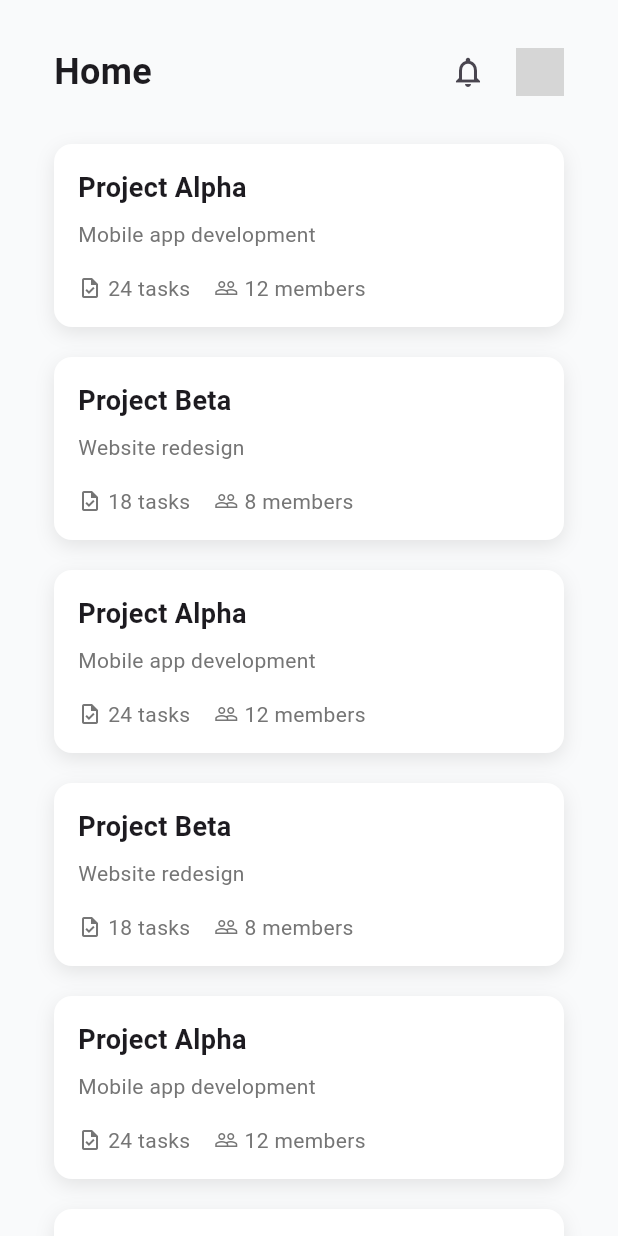
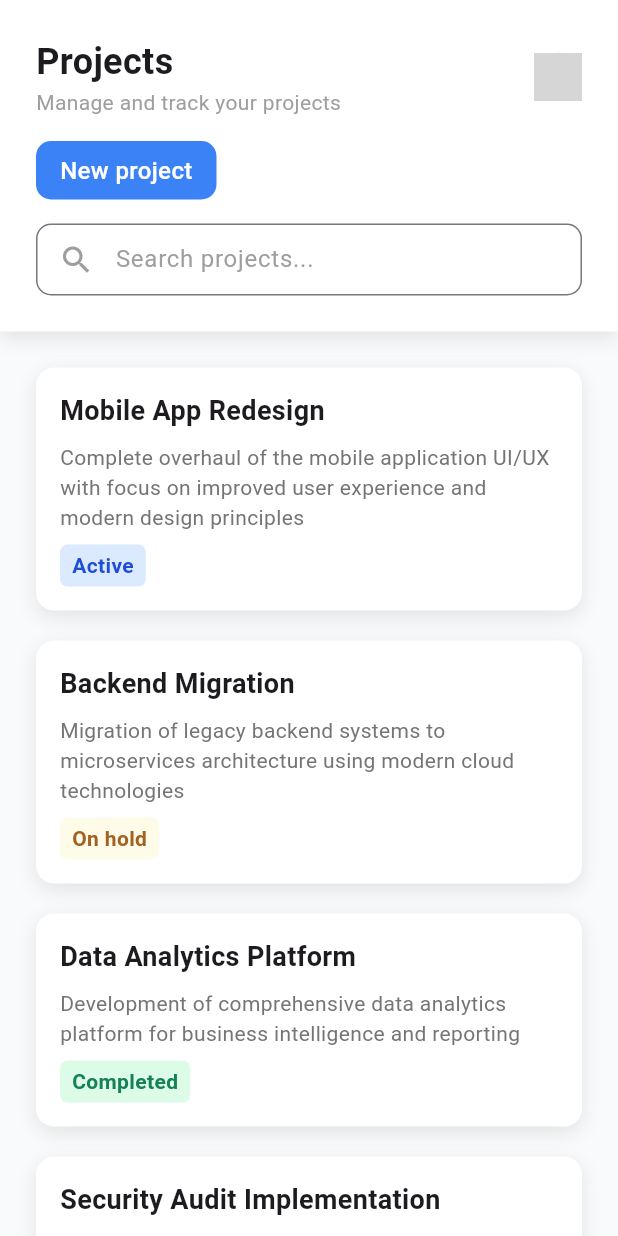
Before and after one commit to roman-liutyk/process-automation-app, a Flutter app: the screen it shows once a user with an empty profile is signed in, on a phone screen of 412 x 824 dp. Run offline on Flutter 3.47's test engine with Material 3 defaults, Android fonts, the light colour scheme and no system bars; our stand-ins replace firebase_auth, firebase_core, flutter_riverpod, freezed_annotation, go_router; missing offline and left inert: dart:html; accounts and stored records are empty; network calls fail; statements that could not run were skipped; grey boxes are pictures that could not be loaded.

Commit message:
refactor: rewrote project list view implementation

```diff
--- a/lib/common/router/router.dart
+++ b/lib/common/router/router.dart
@@ -2,7 +2,8 @@ import 'package:firebase_auth/firebase_auth.dart';
 import 'package:go_router/go_router.dart';
 import 'package:process_automation_app/features/auth/views/sign_in_view.dart';
 import 'package:process_automation_app/features/auth/views/sign_up_view.dart';
-import 'package:process_automation_app/features/home/views/home_view.dart';
+import 'package:process_automation_app/features/project/views/project_list_view.dart';
+import 'package:process_automation_app/features/task/views/task_board_view.dart';
 
 final GoRouter appRouter = GoRouter(
   debugLogDiagnostics: true,
@@ -37,8 +38,16 @@ final GoRouter appRouter = GoRouter(
     GoRoute(
       path: '/',
       pageBuilder: (context, state) => const NoTransitionPage(
-        child: HomeView(),
+        child: ProjectListView(),
       ),
+      routes: [
+        GoRoute(
+          path: ':uuid/tasks',
+          pageBuilder: (context, state) => const NoTransitionPage(
+            child: TaskBoardView(),
+          ),
+        ),
+      ],
     ),
   ],
 );
--- /dev/null
+++ b/lib/common/utils/enums/project_status_enum.dart
@@ -0,0 +1,84 @@
+import 'package:flutter/material.dart';
+
+enum ProjectStatusEnum {
+  active,
+  completed,
+  onHold,
+  cancelled;
+
+  factory ProjectStatusEnum.fromString(String status) {
+    switch (status) {
+      case 'ACTIVE':
+        return active;
+      case 'COMPLETED':
+        return completed;
+      case 'ON_HOLD':
+        return onHold;
+      case 'CANCELLED':
+        return cancelled;
+      default:
+        throw Exception('Provided project status does not exist.');
+    }
+  }
+
+  @override
+  String toString() {
+    switch (this) {
+      case active:
+        return 'ACTIVE';
+      case completed:
+        return 'COMPLETED';
+      case onHold:
+        return 'ON_HOLD';
+      case cancelled:
+        return 'CANCELLED';
+      default:
+        throw Exception('Provided project status does not exist.');
+    }
+  }
+
+  String get title {
+    switch (this) {
+      case active:
+        return 'Active';
+      case completed:
+        return 'Completed';
+      case onHold:
+        return 'On hold';
+      case cancelled:
+        return 'Cancelled';
+      default:
+        throw Exception('Provided project status does not exist.');
+    }
+  }
+
+  Color get backgroundColor {
+    switch (this) {
+      case active:
+        return const Color(0xFFDBEAFE);
+      case completed:
+        return const Color(0xFFDCFCE7);
+      case onHold:
+        return const Color(0xFFFEFCE8);
+      case cancelled:
+        return const Color(0xFFFEF2F2);
+      default:
+        throw Exception('Provided project status does not exist.');
+    }
+  }
+
+  Color get foregroundColor {
+    switch (this) {
+      case active:
+        return const Color(0xFF1E4ED8);
+      case completed:
+        return const Color(0xFF168056);
+      case onHold:
+        return const Color(0xFFA16222);
+      case cancelled:
+        return const Color(0xFFB91C1B);
+      default:
+        throw Exception('Provided project status does not exist.');
+    }
+  }
+}
--- a/lib/features/home/views/home_view.dart
+++ /dev/null
@@ -1,85 +0,0 @@
-import 'package:flutter/material.dart';
-import 'package:go_router/go_router.dart';
-import 'package:process_automation_app/features/home/widgets/home_header.dart';
-import 'package:process_automation_app/features/home/widgets/project_card.dart';
-import 'package:process_automation_app/features/project/models/project_model.dart';
-
-class HomeView extends StatelessWidget {
-  const HomeView({super.key});
-
-  @override
-  Widget build(BuildContext context) {
-    final projects = [
-      Project(
-        name: 'Project Alpha',
-        description: 'Mobile app development',
-        tasks: 24,
-        members: 12,
-      ),
-      Project(
-        name: 'Project Beta',
-        description: 'Website redesign',
-        tasks: 18,
-        members: 8,
-      ),
-      Project(
-        name: 'Project Alpha',
-        description: 'Mobile app development',
-        tasks: 24,
-        members: 12,
-      ),
-      Project(
-        name: 'Project Beta',
-        description: 'Website redesign',
-        tasks: 18,
-        members: 8,
-      ),
-      Project(
-        name: 'Project Alpha',
-        description: 'Mobile app development',
-        tasks: 24,
-        members: 12,
-      ),
-      Project(
-        name: 'Project Beta',
-        description: 'Website redesign',
-        tasks: 18,
-        members: 8,
-      ),
-    ];
-
-    return Scaffold(
-      backgroundColor: const Color(0xFFF9FAFB),
-      body: CustomScrollView(
-        slivers: [
-          SliverPadding(
-            padding: const EdgeInsets.symmetric(
-              horizontal: 36,
-              vertical: 24,
-            ),
-            sliver: SliverList(
-              delegate: SliverChildListDelegate([
-                const HomeHeader(),
-                const SizedBox(height: 24),
-                ListView.builder(
-                  shrinkWrap: true,
-                  physics: const NeverScrollableScrollPhysics(),
-                  itemCount: projects.length,
-                  itemBuilder: (context, index) {
-                    return Padding(
-                      padding: const EdgeInsets.only(bottom: 20),
-                      child: ProjectCard(
-                        project: projects[index],
-                        onTap: () => context.push('/project/$index'),
-                      ),
-                    );
-                  },
-                ),
-              ]),
-            ),
-          ),
-        ],
-      ),
-    );
-  }
-}
--- a/lib/features/home/views/widgets/profile_menu.dart
+++ /dev/null
@@ -1,26 +0,0 @@
-import 'package:flutter/material.dart';
-import 'package:go_router/go_router.dart';
-import 'package:process_automation_app/features/home/widgets/profile_menu_item.dart';
-
-class ProfileMenu extends StatelessWidget {
-  const ProfileMenu({super.key});
-
-  @override
-  Widget build(BuildContext context) {
-    return PopupMenuButton(
-      offset: const Offset(0, 50),
-      child: const CircleAvatar(
-        radius: 16,
-        backgroundImage: NetworkImage(
-          'https://ui-avatars.com/api/?name=John+Doe',
-        ),
-      ),
-      itemBuilder: (context) => [
-        PopupMenuItem(
-          onTap: () => context.push('/profile'),
-          child: const ProfileMenuItem(),
-        ),
-      ],
-    );
-  }
-}
--- a/lib/features/home/views/widgets/project_card.dart
+++ /dev/null
@@ -1,58 +0,0 @@
-import 'package:flutter/material.dart';
-import 'package:process_automation_app/features/home/widgets/project_stats.dart';
-import 'package:process_automation_app/features/project/models/project_model.dart';
-
-class ProjectCard extends StatelessWidget {
-  final Project project;
-  final VoidCallback onTap;
-
-  const ProjectCard({
-    super.key,
-    required this.project,
-    required this.onTap,
-  });
-
-  @override
-  Widget build(BuildContext context) {
-    return InkWell(
-      onTap: onTap,
-      child: DecoratedBox(
-        decoration: BoxDecoration(
-          color: Colors.white,
-          borderRadius: BorderRadius.circular(12),
-          boxShadow: [
-            BoxShadow(
-              color: Colors.grey.withOpacity(0.25),
-              blurRadius: 10,
-              offset: const Offset(0, 4),
-            ),
-          ],
-        ),
-        child: Padding(
-          padding: const EdgeInsets.all(16),
-          child: Column(
-            crossAxisAlignment: CrossAxisAlignment.start,
-            children: [
-              Text(
-                project.name,
-                style: const TextStyle(
-                  fontSize: 18,
-                  fontWeight: FontWeight.w600,
-                ),
-              ),
-              const SizedBox(height: 8),
-              Text(
-                project.description,
-                style: TextStyle(
-                  color: Colors.grey[600],
-                ),
-              ),
-              const SizedBox(height: 16),
-              ProjectStats(project: project),
-            ],
-          ),
-        ),
-      ),
-    );
-  }
-}
--- a/lib/features/home/widgets/home_header.dart
+++ /dev/null
@@ -1,32 +0,0 @@
-import 'package:flutter/material.dart';
-import 'package:process_automation_app/features/home/widgets/profile_menu.dart';
-
-class HomeHeader extends StatelessWidget {
-  const HomeHeader({super.key});
-
-  @override
-  Widget build(BuildContext context) {
-    return Row(
-      mainAxisAlignment: MainAxisAlignment.spaceBetween,
-      children: [
-        const Text(
-          'Home',
-          style: TextStyle(
-            fontSize: 24,
-            fontWeight: FontWeight.bold,
-          ),
-        ),
-        Row(
-          children: [
-            IconButton(
-              icon: const Icon(Icons.notifications_outlined),
-              onPressed: () {},
-            ),
-            const SizedBox(width: 8),
-            const ProfileMenu(),
-          ],
-        ),
-      ],
-    );
-  }
-}
--- a/lib/features/home/widgets/profile_menu.dart
+++ /dev/null
@@ -1,26 +0,0 @@
-import 'package:flutter/material.dart';
-import 'package:go_router/go_router.dart';
-import 'package:process_automation_app/features/home/widgets/profile_menu_item.dart';
-
-class ProfileMenu extends StatelessWidget {
-  const ProfileMenu({super.key});
-
-  @override
-  Widget build(BuildContext context) {
-    return PopupMenuButton(
-      offset: const Offset(0, 50),
-      child: const CircleAvatar(
-        radius: 16,
-        backgroundImage: NetworkImage(
-          'https://ui-avatars.com/api/?name=John+Doe',
-        ),
-      ),
-      itemBuilder: (context) => [
-        PopupMenuItem(
-          onTap: () => context.push('/profile'),
-          child: const ProfileMenuItem(),
-        ),
-      ],
-    );
-  }
-}
--- a/lib/features/home/widgets/project_stats.dart
+++ /dev/null
@@ -1,44 +0,0 @@
-import 'package:flutter/material.dart';
-import 'package:process_automation_app/features/project/models/project_model.dart';
-
-class ProjectStats extends StatelessWidget {
-  final Project project;
-
-  const ProjectStats({
-    super.key,
-    required this.project,
-  });
-
-  @override
-  Widget build(BuildContext context) {
-    return Row(
-      children: [
-        Icon(
-          Icons.task_outlined,
-          size: 16,
-          color: Colors.grey[600],
-        ),
-        const SizedBox(width: 4),
-        Text(
-          '${project.tasks} tasks',
-          style: TextStyle(
-            color: Colors.grey[600],
-          ),
-        ),
-        const SizedBox(width: 16),
-        Icon(
-          Icons.people_outline,
-          size: 16,
-          color: Colors.grey[600],
-        ),
-        const SizedBox(width: 4),
-        Text(
-          '${project.members} members',
-          style: TextStyle(
-            color: Colors.grey[600],
-          ),
-        ),
-      ],
-    );
-  }
-}
--- a/lib/features/project/models/project_model.dart
+++ b/lib/features/project/models/project_model.dart
@@ -1,13 +1,31 @@
-class Project {
+import 'package:process_automation_app/common/utils/enums/project_status_enum.dart';
+import 'package:process_automation_app/common/utils/typedefs.dart';
+
+class ProjectModel {
+  const ProjectModel({
+    required this.uuid,
+    required this.name,
+    required this.description,
+    required this.projectStatus,
+  });
+
+  factory ProjectModel.fromJson(Json json) => ProjectModel(
+        uuid: json['uuid'] as String,
+        name: json['name'] as String,
+        description: json['description'] as String,
+        projectStatus:
+            ProjectStatusEnum.fromString(json['project_status'] as String),
+      );
+
+  final String uuid;
   final String name;
   final String description;
-  final int tasks;
-  final int members;
+  final ProjectStatusEnum projectStatus;
 
-  Project({
-    required this.name,
-    required this.description,
-    required this.tasks,
-    required this.members,
-  });
+  Json toJson() => {
+        'uuid': uuid,
+        'name': name,
+        'description': description,
+        'project_status': projectStatus,
+      };
 }
--- /dev/null
+++ b/lib/features/project/views/project_list_view.dart
@@ -0,0 +1,122 @@
+import 'package:flutter/material.dart';
+import 'package:go_router/go_router.dart';
+import 'package:process_automation_app/common/utils/enums/project_status_enum.dart';
+import 'package:process_automation_app/features/project/models/project_model.dart';
+import 'package:process_automation_app/features/project/views/widgets/project_item.dart';
+import 'package:process_automation_app/features/project/views/widgets/project_list_header.dart';
+
+final List<ProjectModel> sampleProjects = [
+  const ProjectModel(
+    uuid: '8f7e6d5c-4b3a-2m1n-9o8p-7q6r5s4t3u2v',
+    name: 'Mobile App Redesign',
+    description:
+        'Complete overhaul of the mobile application UI/UX with focus on improved user experience and modern design principles',
+    projectStatus: ProjectStatusEnum.active,
+  ),
+  const ProjectModel(
+    uuid: '1a2b3c4d-5e6f-7g8h-9i0j-1k2l3m4n5o6p',
+    name: 'Backend Migration',
+    description:
+        'Migration of legacy backend systems to microservices architecture using modern cloud technologies',
+    projectStatus: ProjectStatusEnum.onHold,
+  ),
+  const ProjectModel(
+    uuid: '9p8o7n6m-5l4k-3j2i-1h0g-9f8e7d6c5b4a',
+    name: 'Data Analytics Platform',
+    description:
+        'Development of comprehensive data analytics platform for business intelligence and reporting',
+    projectStatus: ProjectStatusEnum.completed,
+  ),
+  const ProjectModel(
+    uuid: '2q3r4s5t-6u7v-8w9x-0y1z-2a3b4c5d6e7f',
+    name: 'Security Audit Implementation',
+    description:
+        'Implementation of security measures and protocols based on recent audit findings',
+    projectStatus: ProjectStatusEnum.active,
+  ),
+  const ProjectModel(
+    uuid: '7g8h9i0j-1k2l-3m4n-5o6p-7q8r9s0t1u2v',
+    name: 'E-commerce Integration',
+    description:
+        'Integration of new payment gateways and shipping providers into existing e-commerce platform',
+    projectStatus: ProjectStatusEnum.cancelled,
+  ),
+  const ProjectModel(
+    uuid: '3w4x5y6z-7a8b-9c0d-1e2f-3g4h5i6j7k8l',
+    name: 'Cloud Migration',
+    description:
+        'Migration of on-premise infrastructure to cloud-based solutions for improved scalability',
+    projectStatus: ProjectStatusEnum.onHold,
+  ),
+  const ProjectModel(
+    uuid: '9m0n1o2p-3q4r-5s6t-7u8v-9w0x1y2z3a4b',
+    name: 'Customer Portal Enhancement',
+    description:
+        'Enhancement of customer self-service portal with new features and improved performance',
+    projectStatus: ProjectStatusEnum.active,
+  ),
+  const ProjectModel(
+    uuid: '5c6d7e8f-9g0h-1i2j-3k4l-5m6n7o8p9q0r',
+    name: 'API Modernization',
+    description:
+        'Modernization of legacy APIs to RESTful architecture with improved documentation',
+    projectStatus: ProjectStatusEnum.completed,
+  ),
+  const ProjectModel(
+    uuid: '1s2t3u4v-5w6x-7y8z-9a0b-1c2d3e4f5g6h',
+    name: 'DevOps Pipeline Setup',
+    description:
+        'Implementation of automated CI/CD pipeline for streamlined deployment process',
+    projectStatus: ProjectStatusEnum.active,
+  ),
+  const ProjectModel(
+    uuid: '7i8j9k0l-1m2n-3o4p-5q6r-7s8t9u0v1w2x',
+    name: 'Mobile App Testing Framework',
+    description:
+        'Development of automated testing framework for mobile applications',
+    projectStatus: ProjectStatusEnum.onHold,
+  ),
+];
+
+class ProjectListView extends StatelessWidget {
+  const ProjectListView({super.key});
+
+  @override
+  Widget build(BuildContext context) {
+    return Scaffold(
+      backgroundColor: const Color(0xFFF9FAFB),
+      body: CustomScrollView(
+        slivers: [
+          const SliverToBoxAdapter(
+            child: ProjectListHeader(),
+          ),
+          SliverPadding(
+            padding: const EdgeInsets.symmetric(
+              horizontal: 24,
+              vertical: 24,
+            ),
+            sliver: SliverList(
+              delegate: SliverChildListDelegate([
+                ListView.separated(
+                  shrinkWrap: true,
+                  physics: const NeverScrollableScrollPhysics(),
+                  itemCount: sampleProjects.length,
+                  itemBuilder: (context, index) {
+                    return ProjectItem(
+                      project: sampleProjects[index],
+                      onTap: () =>
+                          context.go('/${sampleProjects[index].uuid}/tasks'),
+                    );
+                  },
+                  separatorBuilder: (context, index) => const SizedBox(
+                    height: 20,
+                  ),
+                ),
+              ]),
+            ),
+          ),
+        ],
+      ),
+    );
+  }
+}
--- /dev/null
+++ b/lib/features/project/views/widgets/profile_menu.dart
@@ -0,0 +1,21 @@
+import 'package:flutter/material.dart';
+
+class ProfileMenu extends StatelessWidget {
+  const ProfileMenu({super.key});
+
+  @override
+  Widget build(BuildContext context) {
+    return InkWell(
+      onTap: () {},
+      borderRadius: const BorderRadius.all(
+        Radius.circular(100),
+      ),
+      child: const CircleAvatar(
+        radius: 16,
+        backgroundImage: NetworkImage(
+          'https://ui-avatars.com/api/?name=John+Doe',
+        ),
+      ),
+    );
+  }
+}
--- a/lib/features/home/widgets/project_card.dart
+++ b/lib/features/project/views/widgets/project_item.dart
@@ -1,12 +1,11 @@
 import 'package:flutter/material.dart';
-import 'package:process_automation_app/features/home/widgets/project_stats.dart';
 import 'package:process_automation_app/features/project/models/project_model.dart';
 
-class ProjectCard extends StatelessWidget {
-  final Project project;
+class ProjectItem extends StatelessWidget {
+  final ProjectModel project;
   final VoidCallback onTap;
 
-  const ProjectCard({
+  const ProjectItem({
     super.key,
     required this.project,
     required this.onTap,
@@ -16,6 +15,9 @@ class ProjectCard extends StatelessWidget {
   Widget build(BuildContext context) {
     return InkWell(
       onTap: onTap,
+      borderRadius: const BorderRadius.all(
+        Radius.circular(12),
+      ),
       child: DecoratedBox(
         decoration: BoxDecoration(
           color: Colors.white,
@@ -47,8 +49,29 @@ class ProjectCard extends StatelessWidget {
                   color: Colors.grey[600],
                 ),
               ),
-              const SizedBox(height: 16),
-              ProjectStats(project: project),
+              const SizedBox(height: 8),
+              DecoratedBox(
+                decoration: BoxDecoration(
+                  color: project.projectStatus.backgroundColor,
+                  borderRadius: const BorderRadius.all(
+                    Radius.circular(5),
+                  ),
+                ),
+                child: Padding(
+                  padding: const EdgeInsets.symmetric(
+                    horizontal: 8,
+                    vertical: 4,
+                  ),
+                  child: Text(
+                    project.projectStatus.title,
+                    style: TextStyle(
+                      color: project.projectStatus.foregroundColor,
+                      fontSize: 14,
+                      fontWeight: FontWeight.w600,
+                    ),
+                  ),
+                ),
+              ),
             ],
           ),
         ),
--- /dev/null
+++ b/lib/features/project/views/widgets/project_list_header.dart
@@ -0,0 +1,83 @@
+import 'package:flutter/material.dart';
+import 'package:process_automation_app/features/project/views/widgets/profile_menu.dart';
+import 'package:process_automation_app/shared/widgets/primary_button.dart';
+import 'package:process_automation_app/shared/widgets/primary_text_field.dart';
+
+class ProjectListHeader extends StatelessWidget {
+  const ProjectListHeader({super.key});
+
+  @override
+  Widget build(BuildContext context) {
+    return DecoratedBox(
+      decoration: BoxDecoration(
+        color: Colors.white,
+        boxShadow: [
+          BoxShadow(
+            color: Colors.grey.withOpacity(0.25),
+            blurRadius: 10,
+            offset: const Offset(0, 4),
+          ),
+        ],
+      ),
+      child: Padding(
+        padding: const EdgeInsets.all(24),
+        child: Column(
+          crossAxisAlignment: CrossAxisAlignment.start,
+          children: [
+            Row(
+              mainAxisAlignment: MainAxisAlignment.spaceBetween,
+              children: [
+                Column(
+                  crossAxisAlignment: CrossAxisAlignment.start,
+                  children: [
+                    const Text(
+                      'Projects',
+                      style: TextStyle(
+                        fontSize: 24,
+                        fontWeight: FontWeight.bold,
+                      ),
+                    ),
+                    Text(
+                      'Manage and track your projects',
+                      style: TextStyle(
+                        fontSize: 14,
+                        color: Colors.grey[500],
+                      ),
+                    ),
+                  ],
+                ),
+                const ProfileMenu(),
+              ],
+            ),
+            const SizedBox(
+              height: 16,
+            ),
+            PrimaryButton(
+              title: 'New project',
+              callback: () {},
+            ),
+            const SizedBox(
+              height: 16,
+            ),
+            PrimaryTextField(
+              controller: TextEditingController(),
+              placeholder: 'Search projects...',
+              prefix: Padding(
+                padding: const EdgeInsets.fromLTRB(
+                  15,
+                  0,
+                  10,
+                  0,
+                ),
+                child: Icon(
+                  Icons.search_outlined,
+                  color: Colors.grey[500],
+                ),
+              ),
+            ),
+          ],
+        ),
+      ),
+    );
+  }
+}
--- a/lib/shared/widgets/primary_button.dart
+++ b/lib/shared/widgets/primary_button.dart
@@ -13,6 +13,9 @@ class PrimaryButton extends StatelessWidget {
   @override
   Widget build(BuildContext context) {
     return InkWell(
+      borderRadius: const BorderRadius.all(
+        Radius.circular(10),
+      ),
       onTap: callback.call,
       child: DecoratedBox(
         decoration: const BoxDecoration(
@@ -29,6 +32,8 @@ class PrimaryButton extends StatelessWidget {
           child: Text(
             title,
             style: const TextStyle(
+              fontSize: 16,
+              fontWeight: FontWeight.w500,
               color: Colors.white,
             ),
           ),
--- a/lib/shared/widgets/primary_text_field.dart
+++ b/lib/shared/widgets/primary_text_field.dart
@@ -6,17 +6,22 @@ class PrimaryTextField extends StatelessWidget {
     required this.controller,
     required this.placeholder,
     this.obscureText = false,
+    this.prefix,
   });
 
   final TextEditingController controller;
   final String placeholder;
   final bool obscureText;
+  final Widget? prefix;
 
   @override
   Widget build(BuildContext context) {
     return TextFormField(
       controller: controller,
       obscureText: obscureText,
+      style: const TextStyle(
+        fontSize: 16,
+      ),
       decoration: InputDecoration(
         contentPadding: const EdgeInsets.symmetric(
           horizontal: 16,
@@ -31,6 +36,11 @@ class PrimaryTextField extends StatelessWidget {
           ),
         ),
         hintText: placeholder,
+        hintStyle: TextStyle(
+          color: Colors.grey[500],
+          fontSize: 16,
+        ),
+        prefixIcon: prefix,
       ),
     );
   }
```
Also changed, not shown: lib/features/project/views/widgets/profile_menu_item.dart (renamed from lib/features/home/widgets/profile_menu_item.dart).
